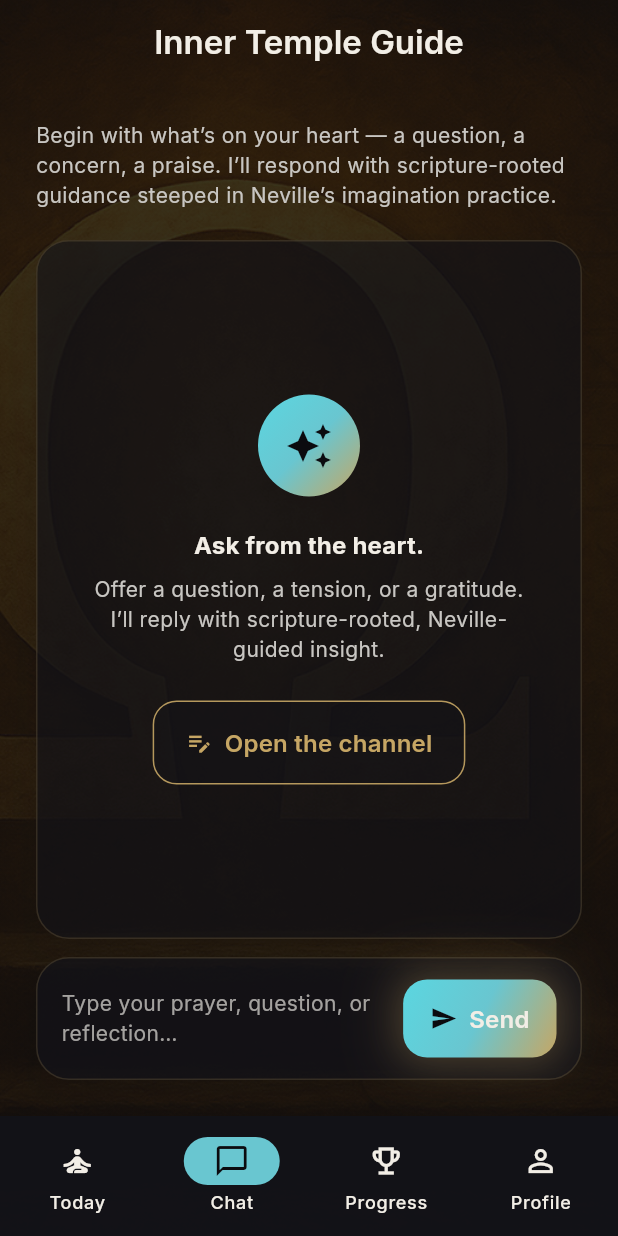
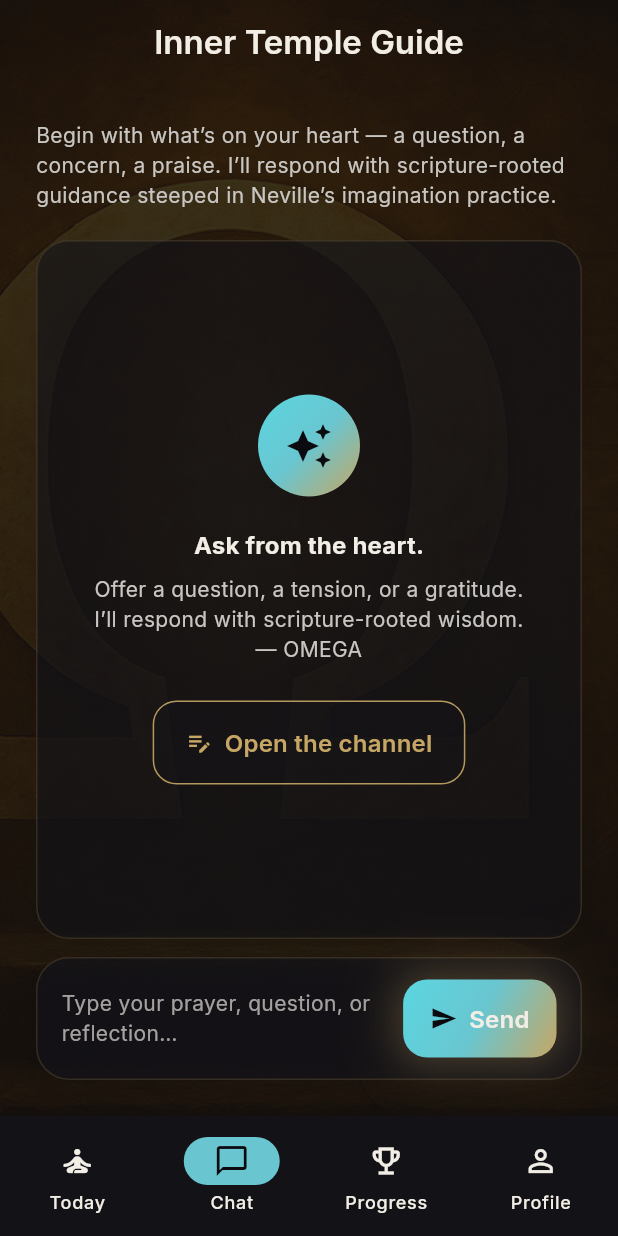
Before and after one commit to djangamane/sba_ISM, a Flutter app: the screen it shows once a user with an empty profile is signed in, item 2 of the bottom bar chosen, on a phone screen of 412 x 824 dp. Run offline on Flutter 3.47's test engine with Material 3 defaults, Android fonts, the phone set to English and light mode, and no system bars; our stand-ins replace flutter_dotenv, flutter_local_notifications, flutter_timezone, google_fonts, shared_preferences, supabase_flutter and 1 more; accounts and stored records are empty; network calls fail.

Commit message:
chore: update chat empty-state copy

```diff
--- a/mobile/spiritual_bible_chat/lib/main.dart
+++ b/mobile/spiritual_bible_chat/lib/main.dart
@@ -1450,7 +1450,7 @@ class _ChatEmptyState extends StatelessWidget {
           ),
           const SizedBox(height: 8),
           Text(
-            'Offer a question, a tension, or a gratitude. I’ll reply with scripture-rooted, Neville-guided insight.',
+            'Offer a question, a tension, or a gratitude. I’ll respond with scripture-rooted wisdom. — OMEGA',
             textAlign: TextAlign.center,
             style: theme.textTheme.bodyMedium?.copyWith(
               color: AppColors.quartz,
```
